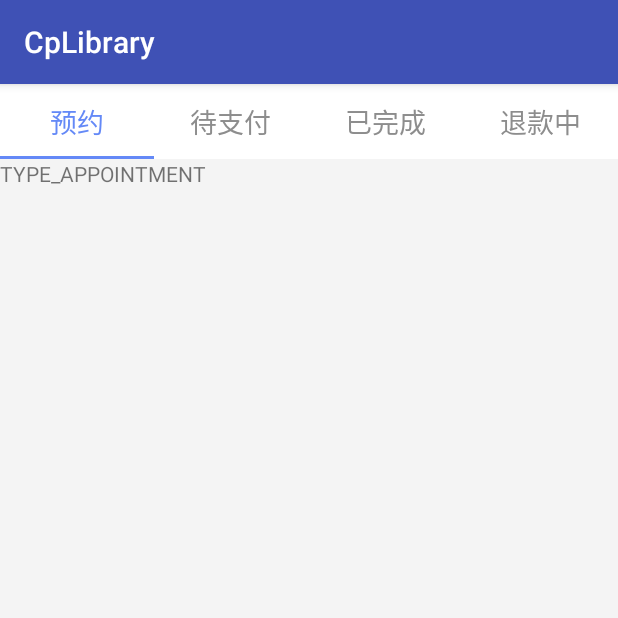
After one commit to ChrisLeeLcx/CpLibrary, an Android app: the OrderActivity screen opened directly, with no data from a screen before it, on a phone screen of 412 x 824 dp, the top half of it. The commit adds this screen. Run offline under Robolectric (Android 15) with nearby library versions, the phone set to English and light mode, and no system bars; our stand-ins replace EventBus.

Commit message:
Fragment+ViewPager+TabLayout 懒加载模式

```diff
--- a/app/src/main/AndroidManifest.xml
+++ b/app/src/main/AndroidManifest.xml
@@ -34,7 +34,8 @@
         <activity android:name=".ui.activity.OtherActivity" />
         <activity android:name=".ui.activity.DragSortRvActivity" />
         <activity android:name=".ui.activity.SlideMenuActivity" />
-        <activity android:name=".ui.activity.SlideDeleteRvActivity"></activity>
+        <activity android:name=".ui.activity.SlideDeleteRvActivity" />
+        <activity android:name=".ui.activity.OrderActivity"></activity>
     </application>
 
 </manifest>
--- /dev/null
+++ b/app/src/main/java/com/lee/cplibrary/base/BaseFragment.java
@@ -0,0 +1,184 @@
+package com.lee.cplibrary.base;
+
+import android.content.Context;
+import android.content.Intent;
+import android.os.Bundle;
+import android.support.v4.app.Fragment;
+import android.view.LayoutInflater;
+import android.view.View;
+import android.view.ViewGroup;
+import android.view.WindowManager;
+
+
+import com.lee.cplibrary.R;
+
+import org.greenrobot.eventbus.EventBus;
+import org.greenrobot.eventbus.Subscribe;
+import org.greenrobot.eventbus.ThreadMode;
+
+import cn.lee.cplibrary.util.ToastUtil;
+
+/**
+ * function:Fragment基类
+ * @author ChrisLee
+ * @date 2018/7/24
+ */
+
+public abstract class BaseFragment extends Fragment {
+    protected BaseActivity activity;
+    protected BaseApplication baseApplication;
+    protected View rootView;
+    /**
+     * 是否加载完成,当执行完oncreatview,View的初始化方法后方法后即为true
+     */
+    protected boolean mIsPrepare;
+
+
+
+    /**
+     * 获取布局资源id
+     */
+    protected abstract int getLayoutResId();
+
+    /**
+     * 1、onCreateView中初始化View,和监听
+     */
+    protected abstract void initView();
+
+    /**
+     * 3、onCreateView 中接收到的从其他地方传递过来的参数
+     */
+    protected abstract void receiveData(Bundle arguments);
+
+    protected abstract BaseFragment getSelfFragment();
+
+    /**
+     * 4 onActivityCreated中子类在此方法中实现数据的初始化
+     */
+    public abstract void initData();
+
+
+    /*********生命周期*********/
+
+
+    @Override
+    public void onAttach(Context context) {//1当前Fragment与Activity关联
+        super.onAttach(context);
+        activity = (BaseActivity) getActivity();
+        baseApplication = (BaseApplication) activity.getApplication();
+//        LogUtil.e("",this,"onAttach");
+    }
+
+    @Override
+    public void onCreate(Bundle savedInstanceState) {//2
+        super.onCreate(savedInstanceState);
+//        LogUtil.e("",this,"onCreate");
+    }
+
+    @Override
+    public View onCreateView(LayoutInflater inflater, ViewGroup container,
+                             Bundle savedInstanceState) {//3
+        activity.getWindow().setSoftInputMode(
+                WindowManager.LayoutParams.SOFT_INPUT_STATE_HIDDEN);
+        EventBus.getDefault().register(getSelfFragment());
+
+        if (rootView == null) {
+            rootView = inflater.inflate(getLayoutResId(), container, false);
+//            ButterKnife.bind(getSelfFragment(), rootView);
+            receiveData(getArguments());
+            initView();
+            mIsPrepare = true;
+        }
+        ViewGroup parent = (ViewGroup) rootView.getParent();
+        if (parent != null) {
+            parent.removeView(rootView);
+        }
+//        LogUtil.e("",this,"onCreateView");
+//        ButterKnife.bind(this, rootView);
+        return rootView;
+    }
+
+    /*
+      * 当Activity初始化之后,该方法才执行,可以在这里进行一些数据的初始化操作
+      */
+    @Override
+    public void onActivityCreated(Bundle savedInstanceState) {//4
+        super.onActivityCreated(savedInstanceState);
+        initData();
+//        LogUtil.e("",this,"onActivityCreated");
+    }
+    @Override
+    public void onStart() {//4-1
+        super.onStart();
+//        LogUtil.e("",this,"onStart");
+
+    }
+
+    @Override
+    public void onResume() {//4-2
+        super.onResume();
+//        LogUtil.e("",this,"onResume");
+
+    }
+
+    @Override
+    public void onDestroyView() {//5
+        super.onDestroyView();
+//        ButterKnife.unbind(getSelfFragment());
+        EventBus.getDefault().unregister(getSelfFragment());
+//        LogUtil.e("",this,"onDestroyView");
+    }
+
+    @Override
+    public void onDestroy() {//6
+        super.onDestroy();
+//        LogUtil.e("",this,"onDestroy");
+    }
+    @Subscribe(threadMode = ThreadMode.MAIN)
+    public void testEventBus(String msg) {
+    }
+
+    /**
+     * 公共初始化
+     **/
+//    private void init() {
+//    }
+
+    /*****************************************常用方法*******************************************************/
+
+    public void toast(String msg) {
+        ToastUtil.showToast(activity, msg);
+    }
+
+    protected View findViewById(int id) {
+        if (rootView == null) {
+            return null;
+        }
+        return rootView.findViewById(id);
+    }
+
+    /**
+     * 有动画跳转
+     */
+    public void jumpActivity(Class cls) {
+        jumpActivity(null, cls);
+    }
+
+    /**
+     * 有动画跳转
+     */
+    public void jumpActivity(Intent intent, Class cls) {
+        if (null == intent) {
+            startActivity(new Intent(activity, cls));
+        } else {
+            intent.setClass(activity, cls);
+            startActivity(intent);
+        }
+        activityEnterAnim();
+    }
+
+    public void activityEnterAnim() {
+        activity.overridePendingTransition(R.anim.cp_push_right_in, R.anim.cp_push_left_out);
+    }
+
+}
--- /dev/null
+++ b/app/src/main/java/com/lee/cplibrary/event/OrderTabSelectedEvent.java
@@ -0,0 +1,22 @@
+package com.lee.cplibrary.event;
+
+import com.lee.cplibrary.ui.fragment.OrderFragment;
+
+/**
+ * @author: ChrisLee
+ * @time: 2018/11/27
+ */
+
+public class OrderTabSelectedEvent {
+    private OrderFragment.BuyCarOrderType buyCarOrderType;
+
+    public OrderTabSelectedEvent(OrderFragment.BuyCarOrderType buyCarOrderType) {
+        this.buyCarOrderType = buyCarOrderType;
+    }
+
+
+    public OrderFragment.BuyCarOrderType getBuyCarOrderType() {
+        return buyCarOrderType;
+    }
+
+}
--- a/app/src/main/java/com/lee/cplibrary/ui/activity/MainActivity.java
+++ b/app/src/main/java/com/lee/cplibrary/ui/activity/MainActivity.java
@@ -47,6 +47,7 @@ public class MainActivity extends AppCompatActivity {
         totalList.add(new ActivityBean("轮播图和滚轮广告", RollPagerActivity.class));
         totalList.add(new ActivityBean("拖拽排序RecyclerView", DragSortRvActivity.class));
         totalList.add(new ActivityBean("滑动删除Rv", SlideMenuActivity.class));
+        totalList.add(new ActivityBean("懒加载ViewPager", OrderActivity.class));
         totalList.add(new ActivityBean("其他", OtherActivity.class));
     }
 
--- /dev/null
+++ b/app/src/main/java/com/lee/cplibrary/ui/activity/OrderActivity.java
@@ -0,0 +1,115 @@
+package com.lee.cplibrary.ui.activity;
+
+import android.support.design.widget.TabLayout;
+import android.support.v4.app.FragmentManager;
+import android.view.ViewGroup;
+
+import com.lee.cplibrary.R;
+import com.lee.cplibrary.base.BaseActivity;
+import com.lee.cplibrary.base.BaseFragment;
+import com.lee.cplibrary.event.OrderTabSelectedEvent;
+import com.lee.cplibrary.ui.fragment.OrderFragment;
+
+import org.greenrobot.eventbus.EventBus;
+
+import java.util.ArrayList;
+import java.util.List;
+
+import cn.lee.cplibrary.util.LogUtil;
+import cn.lee.cplibrary.widget.viewpager.lazy.LazyFragmentPagerAdapter;
+import cn.lee.cplibrary.widget.viewpager.lazy.LazyViewPager;
+
+public class OrderActivity extends BaseActivity {
+
+    private TabLayout tabLayout;
+    private LazyViewPager viewPager;
+    private String[] tabItemTextBuyCar = {"预约", "待支付", "已完成", "退款中"};
+
+    @Override
+    protected BaseActivity getSelfActivity() {
+        return this;
+    }
+
+    @Override
+    protected int getLayoutResId() {
+        return R.layout.activity_order;
+    }
+
+    @Override
+    public String getPagerTitle() {
+        return "订单";
+    }
+
+    @Override
+    public String getPagerRight() {
+        return null;
+    }
+
+    @Override
+    public void initView() {
+        tabLayout = findViewById(R.id.tabLayout);
+        viewPager = findViewById(R.id.viewPager);
+        tabLayout.addOnTabSelectedListener(new TabLayout.OnTabSelectedListener() {
+            @Override
+            public void onTabSelected(TabLayout.Tab tab) {//选中的
+                OrderTabSelectedEvent event;
+                event = new OrderTabSelectedEvent(OrderFragment.BuyCarOrderType.values()[tab.getPosition()]);
+                EventBus.getDefault().post(event);
+            }
+
+            @Override
+            public void onTabUnselected(TabLayout.Tab tab) {//未选中的
+
+            }
+
+            @Override
+            public void onTabReselected(TabLayout.Tab tab) {//复选的
+
+            }
+        });
+    }
+
+    @Override
+    protected void initData() {
+        ArrayList<BaseFragment> fragments = new ArrayList<>();//初始化fragment
+        fragments.clear();
+        for (int i = 0; i < OrderFragment.BuyCarOrderType.values().length; i++) {
+            OrderFragment fragment = OrderFragment.getInstance(OrderFragment.BuyCarOrderType.values()[i]);
+            fragments.add(fragment);
+        }
+        MyLazyPagerAdapter adapter  = new MyLazyPagerAdapter(getSupportFragmentManager(), tabItemTextBuyCar, fragments);
+        viewPager.setAdapter(adapter);
+        tabLayout.setupWithViewPager(viewPager);
+
+    }
+
+    /**
+     * 懒加载ViewPager+懒加载Fragement+TabLayout模式通用
+     */
+    public class MyLazyPagerAdapter extends LazyFragmentPagerAdapter {
+        private List<BaseFragment> fragments;
+        private String[] tabTitle;
+
+        public MyLazyPagerAdapter(FragmentManager fm, String[] tabTitle, ArrayList<BaseFragment> fragments) {
+            super(fm);
+            this.fragments = fragments;
+            this.tabTitle = tabTitle;
+        }
+
+        @Override
+        public CharSequence getPageTitle(int position) {
+            return tabTitle[position];
+        }
+
+
+        @Override
+        public int getCount() {
+            return tabTitle.length;
+        }
+
+        @Override
+        protected BaseFragment getItem(ViewGroup container, int position) {
+            return fragments.get(position);
+        }
+    }
+}
--- /dev/null
+++ b/app/src/main/java/com/lee/cplibrary/ui/fragment/OrderFragment.java
@@ -0,0 +1,86 @@
+package com.lee.cplibrary.ui.fragment;
+
+import android.os.Bundle;
+import android.widget.TextView;
+
+import com.lee.cplibrary.R;
+import com.lee.cplibrary.base.BaseFragment;
+import com.lee.cplibrary.event.OrderTabSelectedEvent;
+import com.lee.cplibrary.ui.activity.OrderActivity;
+
+import org.greenrobot.eventbus.Subscribe;
+import org.greenrobot.eventbus.ThreadMode;
+
+import cn.lee.cplibrary.util.LogUtil;
+
+/**
+ * @author: ChrisLee
+ * @time: 2018/11/27
+ */
+
+public class OrderFragment extends BaseFragment {
+    private BuyCarOrderType orderType = BuyCarOrderType.TYPE_APPOINTMENT;
+
+    public enum BuyCarOrderType {
+        /**
+         * 预约
+         **/TYPE_APPOINTMENT,
+        /**
+         * 待支付
+         **/TYPE_WAIT_PAY,
+        /**
+         * 已完成
+         **/TYPE_FINISH,
+        /**
+         * 退款中
+         **/TYPE_REFUND
+    }
+
+    @Override
+    protected int getLayoutResId() {
+        return R.layout.fragment_order;
+    }
+
+    @Override
+    protected void initView() {
+        TextView textView2 = (TextView) findViewById(R.id.textView2);
+        textView2.setText(orderType.name());
+    }
+
+    public static OrderFragment getInstance(BuyCarOrderType orderType) {
+        OrderFragment fragment = new OrderFragment();
+        Bundle bundle = new Bundle();
+        bundle.putSerializable("orderType", orderType);
+        fragment.setArguments(bundle);
+        return fragment;
+    }
+
+    @Override
+    protected void receiveData(Bundle arguments) {
+        orderType = (BuyCarOrderType) arguments.getSerializable("orderType");
+
+    }
+
+    @Override
+    protected BaseFragment getSelfFragment() {
+        return this;
+    }
+
+    @Override
+    public void initData() {
+        if (BuyCarOrderType.TYPE_APPOINTMENT == orderType) {//解决 第一个fragment第一次 初始化后接收不到OrderTabSelectedEvent消息问题
+            request();
+        }
+    }
+
+    @Subscribe(threadMode = ThreadMode.MAIN)
+    public void comEvent(OrderTabSelectedEvent event) {//选择tab
+        if (event.getBuyCarOrderType() == orderType) {//排除未选择的却已经初始化的Fragment收到信息后加载数据
+            request();
+        }
+    }
+
+    public void request() {
+        LogUtil.i("", OrderActivity.class, "当前选择的是:" + orderType);
+    }
+}
--- a/app/src/main/res/layout/activity_edit_text.xml
+++ b/app/src/main/res/layout/activity_edit_text.xml
@@ -1,5 +1,5 @@
 <?xml version="1.0" encoding="utf-8"?>
-<cn.lee.cplibrary.widget.rollview.NEScrollView xmlns:android="http://schemas.android.com/apk/res/android"
+<cn.lee.cplibrary.widget.scrollview.NEScrollView xmlns:android="http://schemas.android.com/apk/res/android"
     xmlns:app="http://schemas.android.com/apk/res-auto"
     android:layout_width="match_parent"
     android:layout_height="match_parent"
@@ -122,4 +122,4 @@
             android:shadowRadius="0" />
 
     </LinearLayout>
-</cn.lee.cplibrary.widget.rollview.NEScrollView>
+</cn.lee.cplibrary.widget.scrollview.NEScrollView>
--- /dev/null
+++ b/app/src/main/res/layout/activity_order.xml
@@ -0,0 +1,27 @@
+<?xml version="1.0" encoding="utf-8"?>
+<LinearLayout xmlns:android="http://schemas.android.com/apk/res/android"
+    xmlns:app="http://schemas.android.com/apk/res-auto"
+    android:layout_width="match_parent"
+    android:layout_height="match_parent"
+    android:background="@color/bg_f4"
+    android:orientation="vertical">
+
+    <android.support.design.widget.TabLayout
+        android:id="@+id/tabLayout"
+        android:layout_width="match_parent"
+        android:layout_height="50dp"
+        android:background="@color/white"
+        app:tabBackground="@color/white"
+        app:tabIndicatorColor="@color/blue"
+        app:tabIndicatorHeight="2dp"
+        app:tabMode="fixed"
+        app:tabSelectedTextColor="@color/blue"
+        app:tabTextAppearance="@style/tablayout"
+        app:tabTextColor="@color/font_8d" />
+    <cn.lee.cplibrary.widget.viewpager.lazy.LazyViewPager
+        android:id="@+id/viewPager"
+        android:layout_width="match_parent"
+        android:layout_height="0dp"
+        android:layout_weight="1"
+        app:cp_init_lazy_item_offset="0.3"/>
+</LinearLayout>
--- /dev/null
+++ b/app/src/main/res/layout/fragment_order.xml
@@ -0,0 +1,12 @@
+<?xml version="1.0" encoding="utf-8"?>
+<LinearLayout xmlns:android="http://schemas.android.com/apk/res/android"
+    android:layout_width="match_parent"
+    android:layout_height="match_parent">
+
+    <TextView
+        android:id="@+id/textView2"
+        android:layout_width="wrap_content"
+        android:layout_height="wrap_content"
+        android:layout_weight="1"
+        android:text="TextView" />
+</LinearLayout>
--- /dev/null
+++ b/app/src/main/res/layout/item_add_photo.xml
@@ -0,0 +1,23 @@
+<?xml version="1.0" encoding="utf-8"?>
+<FrameLayout xmlns:android="http://schemas.android.com/apk/res/android"
+    android:id="@+id/frameLayout"
+    android:layout_width="match_parent"
+    android:layout_height="153dp"
+    android:layout_marginBottom="15dp"
+    android:layout_marginLeft="7dp"
+    android:layout_marginRight="7dp"
+    >
+    <ImageView
+        android:id="@+id/iv_select"
+        android:layout_width="match_parent"
+        android:layout_height="match_parent"
+        android:scaleType="centerCrop"
+        android:visibility="visible"/>
+
+    <ImageView
+        android:id="@+id/iv_cover"
+        android:layout_width="36dp"
+        android:layout_height="36dp"
+        android:src="@drawable/cover"
+        android:visibility="gone"/>
+</FrameLayout>
--- a/app/src/main/res/values/styles.xml
+++ b/app/src/main/res/values/styles.xml
@@ -47,4 +47,9 @@
         <item name="android:stepSize">1.0</item>
         <item name="android:rating">1.0</item>
     </style>
+
+    <style name="tablayout">
+        <item name="android:textSize">18sp</item>
+    </style>
+
 </resources>
--- a/cplibrary/src/main/java/cn/lee/cplibrary/widget/rollview/NEScrollView.java
+++ b/cplibrary/src/main/java/cn/lee/cplibrary/widget/scrollview/NEScrollView.java
@@ -1,4 +1,4 @@
-package cn.lee.cplibrary.widget.rollview;
+package cn.lee.cplibrary.widget.scrollview;
 
 import android.content.Context;
 import android.graphics.Rect;
```
